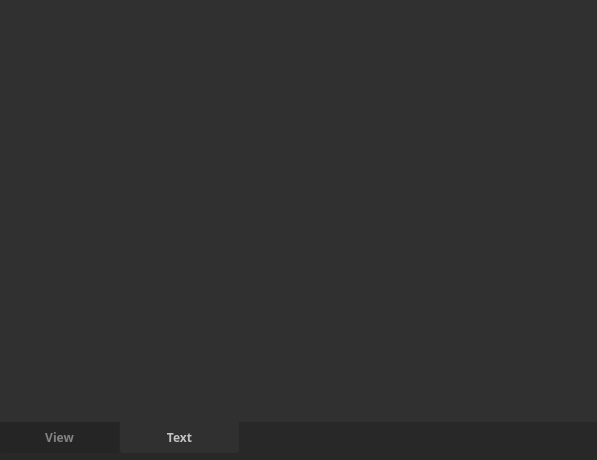
Qt form ui/jsontab.ui (joenano/rapidview) before a commit.
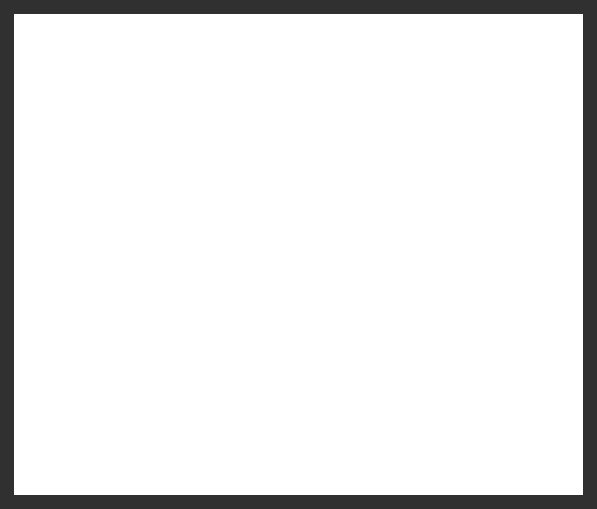
The same form after that commit. The open tabs and pages were chosen to show the change. Icons and pictures are not drawn.

```diff
--- a/ui/jsontab.ui
+++ b/ui/jsontab.ui
@@ -7,15 +7,14 @@
     <x>0</x>
     <y>0</y>
     <width>597</width>
-    <height>460</height>
+    <height>509</height>
    </rect>
   </property>
   <property name="windowTitle">
    <string>Form</string>
   </property>
   <property name="styleSheet">
-   <string notr="true">border: none;
-</string>
+   <string notr="true"/>
   </property>
   <layout class="QVBoxLayout" name="verticalLayout_2">
    <property name="spacing">
@@ -37,88 +36,12 @@
     <widget class="QFrame" name="frame">
      <property name="styleSheet">
       <string notr="true">QFrame#frame {
-	background: #282828;
+	border: none;
+	background: #303030;
 	color: #e3e3e3;
-}</string>
-     </property>
-     <property name="frameShape">
-      <enum>QFrame::StyledPanel</enum>
-     </property>
-     <property name="frameShadow">
-      <enum>QFrame::Raised</enum>
-     </property>
-     <layout class="QVBoxLayout" name="verticalLayout_3">
-      <property name="spacing">
-       <number>0</number>
-      </property>
-      <property name="leftMargin">
-       <number>0</number>
-      </property>
-      <property name="topMargin">
-       <number>0</number>
-      </property>
-      <property name="rightMargin">
-       <number>0</number>
-      </property>
-      <property name="bottomMargin">
-       <number>0</number>
-      </property>
-      <item>
-       <widget class="QTabWidget" name="tabWidget">
-        <property name="font">
-         <font>
-          <family>Varela Round</family>
-          <weight>75</weight>
-          <bold>true</bold>
-         </font>
-        </property>
-        <property name="styleSheet">
-         <string notr="true">QTabWidget::pane {
-	border: 0;
-	margin: 0;
-} 
-
- QTabBar::tab {
-	width: 105px;
-	padding: 7px;
-	margin-top: 0;
-	margin-right: 1px;
-	margin-bottom: 7px;
-	background-color: #252525;
-	color: #838383;
-	border-bottom-right-radius:3px;
-	border-bottom-left-radius: 3px;
-	border-top-right-radius: 0;
-	border-top-left-radius: 0;
 }
 
-QTabBar::tab:selected { 
-  	background: #303030;
-	color: #c3c3c3;
-  	margin-top: 0; 
-}
-
-QFrame {
-	border: 0;
-	background: #303030;
-}
-
-QPushButton {
-	background: #303030;
-}</string>
-        </property>
-        <property name="tabPosition">
-         <enum>QTabWidget::South</enum>
-        </property>
-        <property name="currentIndex">
-         <number>0</number>
-        </property>
-        <property name="usesScrollButtons">
-         <bool>false</bool>
-        </property>
-        <widget class="QWidget" name="tab_view">
-         <property name="styleSheet">
-          <string notr="true">QTreeView {
+QTreeView {
 	outline: 0;
 	border: none;
 }
@@ -167,10 +90,13 @@
 	color: #e3e3e3;
 }</string>
          </property>
-         <attribute name="title">
-          <string>View</string>
-         </attribute>
-         <layout class="QVBoxLayout" name="verticalLayout">
+     <property name="frameShape">
+      <enum>QFrame::StyledPanel</enum>
+     </property>
+     <property name="frameShadow">
+      <enum>QFrame::Raised</enum>
+     </property>
+     <layout class="QVBoxLayout" name="verticalLayout_3">
           <property name="spacing">
            <number>14</number>
           </property>
@@ -188,53 +114,12 @@
           </property>
           <item>
            <widget class="QTreeView" name="tree_json">
-            <property name="font">
-             <font>
-              <family>Hack</family>
-              <pointsize>8</pointsize>
-             </font>
-            </property>
-            <property name="editTriggers">
-             <set>QAbstractItemView::NoEditTriggers</set>
-            </property>
             <property name="uniformRowHeights">
              <bool>true</bool>
             </property>
             <attribute name="headerVisible">
              <bool>false</bool>
             </attribute>
-           </widget>
-          </item>
-         </layout>
-        </widget>
-        <widget class="QWidget" name="tab_text">
-         <property name="styleSheet">
-          <string notr="true">QPlainTextEdit {
-	color: #e3e3e3;
-	selection-background-color: #535353;
-}</string>
-         </property>
-         <attribute name="title">
-          <string>Text</string>
-         </attribute>
-         <layout class="QHBoxLayout" name="horizontalLayout_2">
-          <property name="spacing">
-           <number>14</number>
-          </property>
-          <property name="leftMargin">
-           <number>14</number>
-          </property>
-          <property name="topMargin">
-           <number>14</number>
-          </property>
-          <property name="rightMargin">
-           <number>14</number>
-          </property>
-          <property name="bottomMargin">
-           <number>14</number>
-          </property>
-         </layout>
-        </widget>
        </widget>
       </item>
      </layout>
```
Lines whose indentation alone changed are shown as unchanged.
